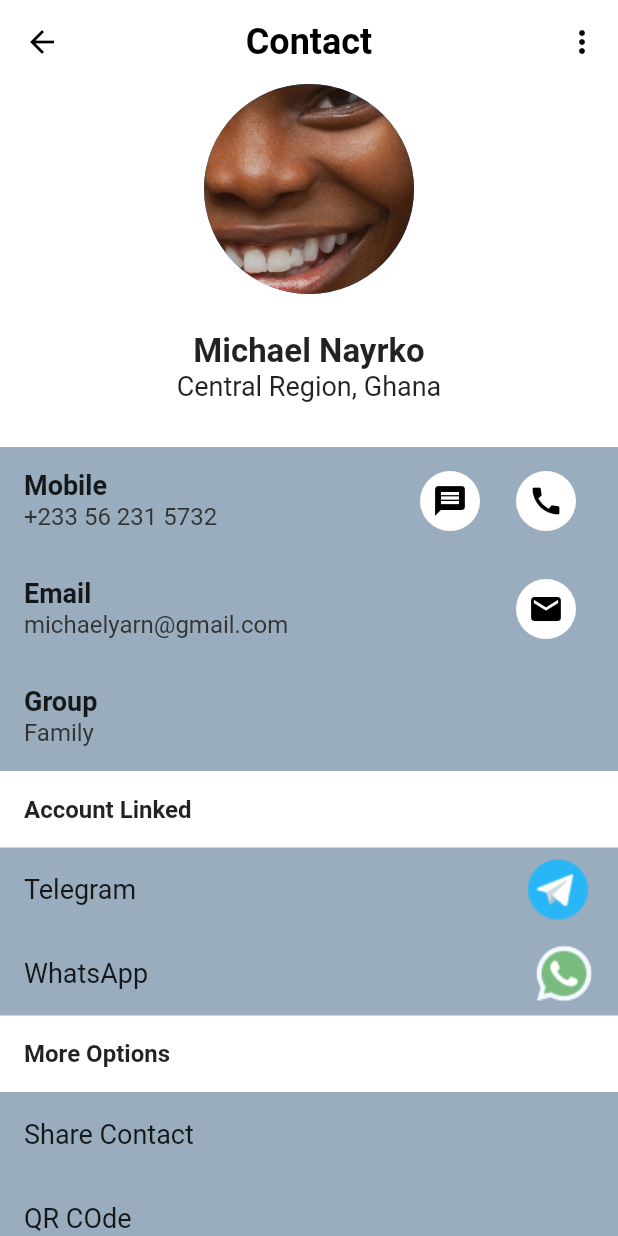
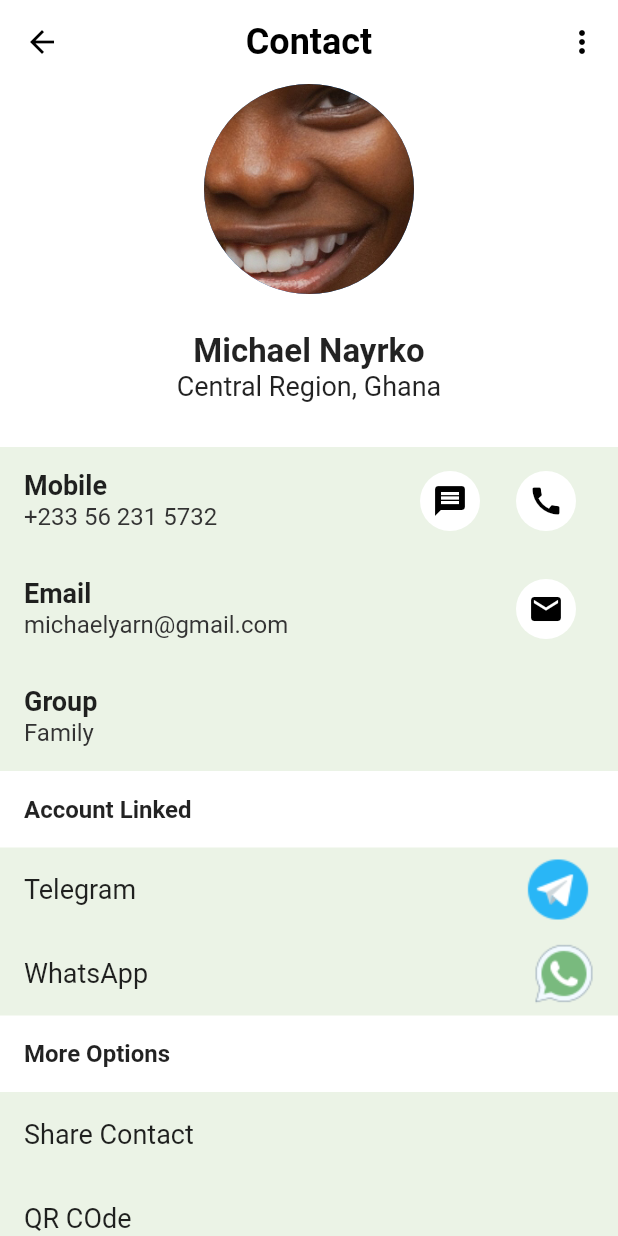
Before and after one commit to benessilfie/Dart, a Flutter app: the screen it shows after launch, after a tap on "Micheal Nyarko", on a phone screen of 412 x 824 dp. Run offline on Flutter 3.47's test engine with Material 2 defaults, Android fonts, the phone set to English and light mode, and no system bars; our stand-ins replace grouped_list.

Commit message:
commit to master

```diff
--- a/lib/contactdetails.dart
+++ b/lib/contactdetails.dart
@@ -46,7 +46,7 @@ class ContactDetailsPage extends StatelessWidget {
         const  SizedBox(height: 30,),
 
           Container(
-            color: const Color(0xff9AADBE),
+            color: const Color(0xffebf3e6),
             child: Column(
               children: [
 
@@ -101,7 +101,7 @@ class ContactDetailsPage extends StatelessWidget {
           ),
 
           Container(
-            color: const Color(0xff9AADBE),
+            color: const Color(0xffebf3e6),
             child: Column(children: [
               ListTile(
                 title: const Text('Telegram', style: TextStyle(fontSize: 18),),
@@ -120,7 +120,7 @@ class ContactDetailsPage extends StatelessWidget {
           ),
 
          Container(
-          color: const Color(0xff9AADBE),
+          color: const Color(0xffebf3e6),
           child: Column(children: const [
 
             ListTile(
--- a/lib/homepage.dart
+++ b/lib/homepage.dart
@@ -221,9 +221,8 @@ class HomePage extends StatelessWidget {
       ),
 
       floatingActionButton: FloatingActionButton(
-        onPressed: (){
-
-        },
+        backgroundColor: const Color(0xff9dc284),
+        onPressed: (){},
         child: const Icon(Icons.add)),
     );
   }
```
Also changed, not shown: 3 other files.
